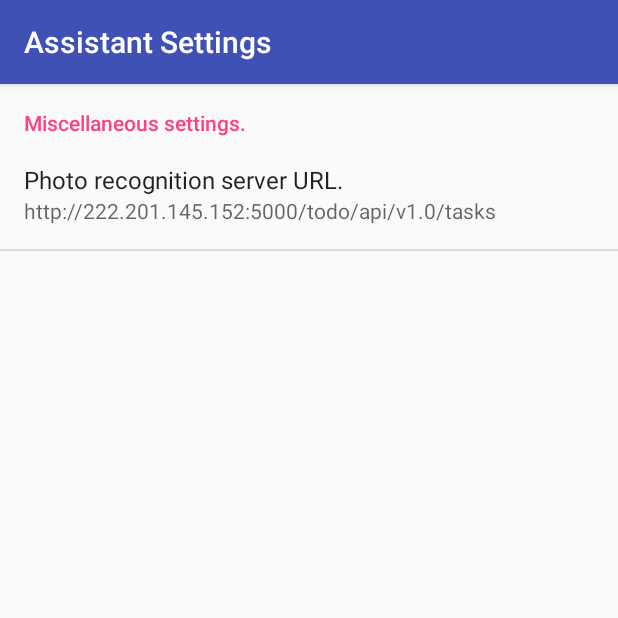
After one commit to shasjSrv/assistantApp, an Android app: the SettingsActivity screen opened directly, with no data from a screen before it, on a phone screen of 412 x 824 dp, the top half of it. The commit adds this screen. Run offline under Robolectric (Android 15) with nearby library versions, the phone set to English and light mode, and no system bars.

Commit message:
add setting Activity

```diff
--- a/app/src/main/AndroidManifest.xml
+++ b/app/src/main/AndroidManifest.xml
@@ -72,6 +72,12 @@
             android:label="@string/diagnose">
 
         </activity>
+
+        <activity
+            android:name="SettingsActivity"
+            android:label="@string/settings_name"
+            >
+        </activity>
     </application>
 
 </manifest>
--- a/app/src/main/java/com/example/jzy/helloword/Preview.java
+++ b/app/src/main/java/com/example/jzy/helloword/Preview.java
@@ -20,16 +20,16 @@ import android.graphics.ImageFormat;
 class Preview extends ViewGroup implements SurfaceHolder.Callback {
     private final String TAG = "Preview";
 
-    String serverURL = "http://222.201.145.152:5000/todo/api/v1.0/tasks";
+    String serverURL;
     SurfaceView mSurfaceView;
     SurfaceHolder mHolder;
     Size mPreviewSize;
     List<Size> mSupportedPreviewSizes;
     Camera mCamera;
 
-    Preview(Context context,SurfaceView sv) {
+    Preview(Context context,SurfaceView sv,String URL) {
         super(context);
-
+        serverURL = URL;
         mSurfaceView = sv;
 //        addView(mSurfaceView);
 
--- /dev/null
+++ b/app/src/main/java/com/example/jzy/helloword/SettingsActivity.java
@@ -0,0 +1,62 @@
+package com.example.jzy.helloword;
+
+import android.app.Activity;
+import android.content.SharedPreferences;
+import android.os.Bundle;
+import android.preference.Preference;
+import android.support.v7.app.AppCompatActivity;
+
+/**
+ * Created by jzy on 8/10/17.
+ */
+
+public class SettingsActivity extends AppCompatActivity implements SharedPreferences.OnSharedPreferenceChangeListener {
+    private String keyPrefRoomServerUrl;
+    private SettingsFragment settingsFragment;
+
+    @Override
+    protected void onCreate(Bundle savedInstanceState) {
+        super.onCreate(savedInstanceState);
+        keyPrefRoomServerUrl = getString(R.string.pref_room_server_url_key);
+        // Display the fragment as the main content.
+        settingsFragment = new SettingsFragment();
+        getFragmentManager()
+                .beginTransaction()
+                .replace(android.R.id.content, settingsFragment)
+                .commit();
+    }
+
+    @Override
+    protected void onResume() {
+        super.onResume();
+        // Set summary to be the user-description for the selected value
+        SharedPreferences sharedPreferences =
+                settingsFragment.getPreferenceScreen().getSharedPreferences();
+        sharedPreferences.registerOnSharedPreferenceChangeListener(this);
+        updateSummary(sharedPreferences, keyPrefRoomServerUrl);
+    }
+
+    @Override
+    protected void onPause() {
+        super.onPause();
+        SharedPreferences sharedPreferences =
+                settingsFragment.getPreferenceScreen().getSharedPreferences();
+        sharedPreferences.unregisterOnSharedPreferenceChangeListener(this);
+    }
+
+
+    @Override
+    public void onSharedPreferenceChanged(SharedPreferences sharedPreferences, String key) {
+        // clang-format off
+        if (key.equals(keyPrefRoomServerUrl)
+                ) {
+            updateSummary(sharedPreferences, key);
+        }
+    }
+
+    private void updateSummary(SharedPreferences sharedPreferences, String key) {
+        Preference updatedPref = settingsFragment.findPreference(key);
+        // Set summary to be the user-description for the selected value
+        updatedPref.setSummary(sharedPreferences.getString(key, ""));
+    }
+}
--- /dev/null
+++ b/app/src/main/java/com/example/jzy/helloword/SettingsFragment.java
@@ -0,0 +1,17 @@
+package com.example.jzy.helloword;
+
+import android.os.Bundle;
+import android.preference.PreferenceFragment;
+
+/**
+ * Created by jzy on 8/10/17.
+ */
+
+public class SettingsFragment extends PreferenceFragment {
+    @Override
+    public void onCreate(Bundle savedInstanceState) {
+        super.onCreate(savedInstanceState);
+        // Load the preferences from an XML resource
+        addPreferencesFromResource(R.xml.preferences);
+    }
+}
--- a/app/src/main/res/values/strings.xml
+++ b/app/src/main/res/values/strings.xml
@@ -16,6 +16,8 @@
     <string name="StateChangeSample">State Change Sample</string>
     <string name="ProgressPaddingSample">Progress Padding Sample</string>
     <string name="CustomSelectorSample">Custom Selector Sample</string>
+    <string name="action_settings">Settings</string>
+    <string name="settings_name" translatable="false">Assistant Settings</string>
 
     <array name="sample_list">
         <item>@string/IndeterminateProgressSample</item>
@@ -24,4 +26,26 @@
         <item>@string/ProgressPaddingSample</item>
         <item>@string/CustomSelectorSample</item>
     </array>
+
+
+
+
+    <string name="pref_miscsettings_key">misc_settings_key</string>
+    <string name="pref_miscsettings_title">Miscellaneous settings.</string>
+
+    <string name="pref_room_server_url_key">room_server_url_preference</string>
+    <string name="pref_room_server_url_title">Photo recognition server URL.</string>
+    <string name="pref_room_server_url_dlg">Enter a Photo recognition server URL.</string>
+    <!--<string name="pref_room_server_url_default" translatable="false">https://appr.tc</string>-->
+    <string name="pref_room_server_url_default" translatable="false">http://222.201.145.152:5000/todo/api/v1.0/tasks</string>
+
+    <string name="pref_displayhud_key">displayhud_preference</string>
+    <string name="pref_displayhud_title">Display call statistics.</string>
+    <string name="pref_displayhud_dlg">Display call statistics.</string>
+    <string name="pref_displayhud_default" translatable="false">false</string>
+
+    <string name="pref_tracing_key">tracing_preference</string>
+    <string name="pref_tracing_title">Debug performance tracing.</string>
+    <string name="pref_tracing_dlg">Debug performance tracing.</string>
+    <string name="pref_tracing_default" translatable="false">false</string>
 </resources>
--- /dev/null
+++ b/app/src/main/res/xml/preferences.xml
@@ -0,0 +1,26 @@
+<?xml version="1.0" encoding="utf-8"?>
+<PreferenceScreen xmlns:android="http://schemas.android.com/apk/res/android">
+    <PreferenceCategory
+        android:key="@string/pref_miscsettings_key"
+        android:title="@string/pref_miscsettings_title">
+
+        <EditTextPreference
+            android:key="@string/pref_room_server_url_key"
+            android:title="@string/pref_room_server_url_title"
+            android:inputType="text"
+            android:defaultValue="@string/pref_room_server_url_default"
+            android:dialogTitle="@string/pref_room_server_url_dlg" />
+
+        <!--<CheckBoxPreference-->
+            <!--android:key="@string/pref_displayhud_key"-->
+            <!--android:title="@string/pref_displayhud_title"-->
+            <!--android:dialogTitle="@string/pref_displayhud_dlg"-->
+            <!--android:defaultValue="@string/pref_displayhud_default" />-->
+
+        <!--<CheckBoxPreference-->
+            <!--android:key="@string/pref_tracing_key"-->
+            <!--android:title="@string/pref_tracing_title"-->
+            <!--android:dialogTitle="@string/pref_tracing_dlg"-->
+            <!--android:defaultValue="@string/pref_tracing_default" />-->
+    </PreferenceCategory>
+</PreferenceScreen>
```
Also changed, not shown: app/src/main/java/com/example/jzy/helloword/HomePageActivity.java (+21 -0 lines), app/src/main/java/com/example/jzy/helloword/VideoActivity.java (+15 -1 lines), app/src/main/res/menu/homepage_menu.xml (added, +10 -0 lines).
